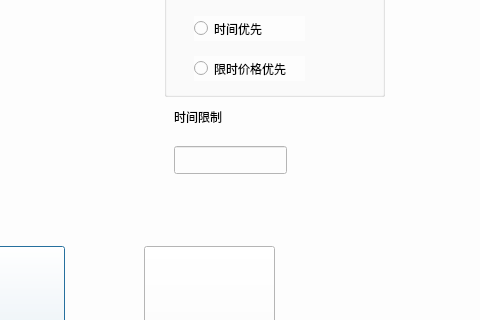
Qt form newtrip.ui (Traeyee/trip_assist) before a commit; both pictures show x 266 to 746 and y 314 to 634 of the 746 by 716 pixel window.
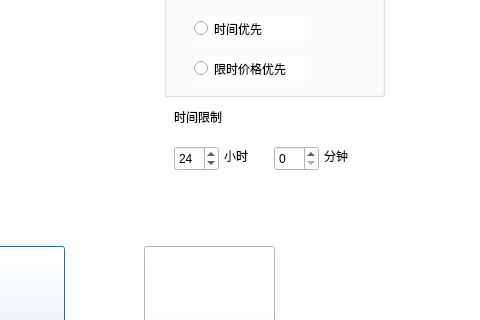
The same form after that commit. Icons and pictures are not drawn.

Commit message: final version  Please enter the commit message for your changes. Lines starting

Patch:
```diff
--- a/newtrip.ui
+++ b/newtrip.ui
@@ -227,16 +227,6 @@
     </property>
    </widget>
   </widget>
-  <widget class="QLineEdit" name="lineEdit">
-   <property name="geometry">
-    <rect>
-     <x>440</x>
-     <y>460</y>
-     <width>113</width>
-     <height>28</height>
-    </rect>
-   </property>
-  </widget>
   <widget class="QPushButton" name="OK">
    <property name="geometry">
     <rect>
@@ -387,6 +377,61 @@
     </property>
    </widget>
   </widget>
+  <widget class="QSpinBox" name="hs">
+   <property name="geometry">
+    <rect>
+     <x>440</x>
+     <y>460</y>
+     <width>45</width>
+     <height>25</height>
+    </rect>
+   </property>
+   <property name="maximum">
+    <number>999</number>
+   </property>
+   <property name="value">
+    <number>24</number>
+   </property>
+  </widget>
+  <widget class="QLabel" name="label_13">
+   <property name="geometry">
+    <rect>
+     <x>490</x>
+     <y>460</y>
+     <width>41</width>
+     <height>19</height>
+    </rect>
+   </property>
+   <property name="text">
+    <string>小时</string>
+   </property>
+  </widget>
+  <widget class="QSpinBox" name="mins">
+   <property name="geometry">
+    <rect>
+     <x>540</x>
+     <y>460</y>
+     <width>45</width>
+     <height>25</height>
+    </rect>
+   </property>
+   <property name="maximum">
+    <number>59</number>
+   </property>
+  </widget>
+  <widget class="QLabel" name="label_14">
+   <property name="geometry">
+    <rect>
+     <x>590</x>
+     <y>460</y>
+     <width>41</width>
+     <height>19</height>
+    </rect>
+   </property>
+   <property name="text">
+    <string>分钟</string>
+   </property>
+  </widget>
  </widget>
  <resources/>
  <connections>
```
The commit also changes 7 other files.
